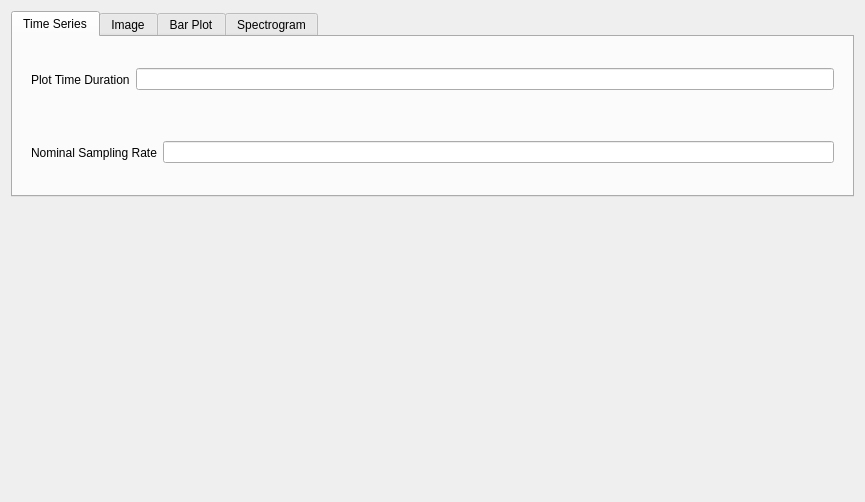
The window that rena/ui/OptionsWindowPlotFormatWidget.ui (PhysioLabXR/PhysioLabXR-Community) describes before a commit, drawn with Qt 5.
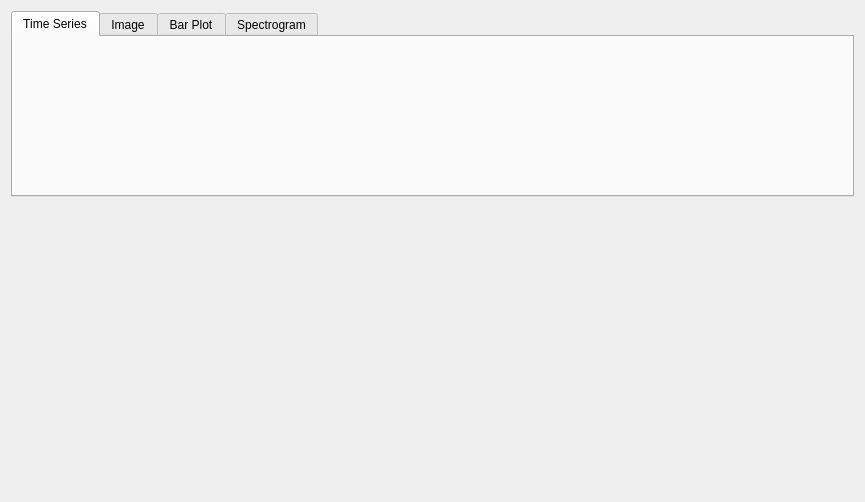
The same window after the commit. The open tabs and pages were chosen to show the change.

Diff of the .ui file:
```diff
--- a/rena/ui/OptionsWindowPlotFormatWidget.ui
+++ b/rena/ui/OptionsWindowPlotFormatWidget.ui
@@ -35,34 +35,7 @@
       <layout class="QVBoxLayout" name="verticalLayout_2">
        <item>
         <widget class="QWidget" name="NominalSamplingRateWidget" native="true">
-         <layout class="QHBoxLayout" name="horizontalLayout_2">
-          <item>
-           <widget class="QLabel" name="label_2">
-            <property name="text">
-             <string>Plot Time Duration</string>
-            </property>
-           </widget>
-          </item>
-          <item>
-           <widget class="QLineEdit" name="plotTimeDurationLineEdit"/>
-          </item>
-         </layout>
-        </widget>
-       </item>
-       <item>
-        <widget class="QWidget" name="PlotTimeDurationWidget" native="true">
-         <layout class="QHBoxLayout" name="horizontalLayout_3">
-          <item>
-           <widget class="QLabel" name="label">
-            <property name="text">
-             <string>Nominal Sampling Rate</string>
-            </property>
-           </widget>
-          </item>
-          <item>
-           <widget class="QLineEdit" name="nominalSamplingRateLineEdit"/>
-          </item>
-         </layout>
+         <layout class="QHBoxLayout" name="horizontalLayout_2"/>
         </widget>
        </item>
       </layout>
```
Left out of the diff: 3 changed lines with no effect on the pictures.
